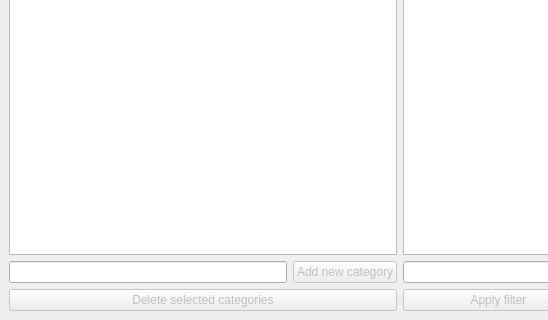
This is views/CategoriesView.ui in xcarol/wmm-qt as Qt 5 draws it before an edit; both pictures show x 0 to 548 and y 280 to 600 of the 800 by 600 pixel window. The edited form follows.
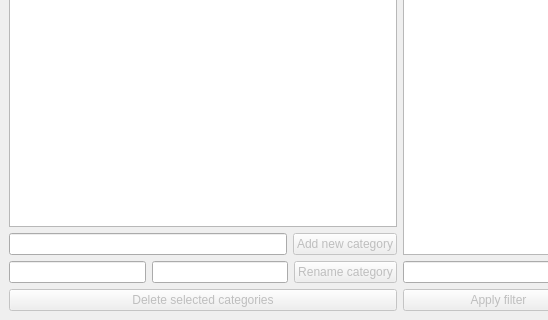
This is the edited form.

Commit message: add rename category feature

Diff of the .ui file:
```diff
--- a/views/CategoriesView.ui
+++ b/views/CategoriesView.ui
@@ -53,6 +53,26 @@
           </item>
          </layout>
         </item>
+        <item>
+         <layout class="QHBoxLayout" name="horizontalLayout_6">
+          <item>
+           <widget class="QLineEdit" name="renameCurrentEdit"/>
+          </item>
+          <item>
+           <widget class="QLineEdit" name="renameNewEdit"/>
+          </item>
+          <item>
+           <widget class="QPushButton" name="renameButton">
+            <property name="enabled">
+             <bool>false</bool>
+            </property>
+            <property name="text">
+             <string>Rename category</string>
+            </property>
+           </widget>
+          </item>
+         </layout>
+        </item>
         <item>
          <widget class="QPushButton" name="deleteCategoriesButton">
           <property name="enabled">
```
The commit also changes 4 other files.
